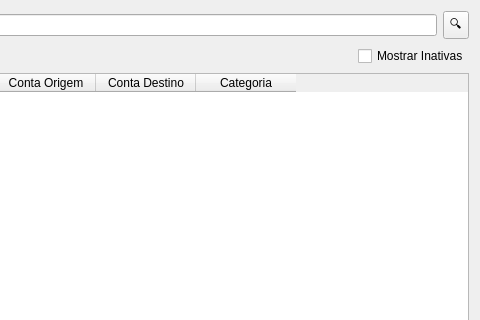
Qt form widgets/movimentacoes/MovimentacoesWidget.ui (danielghirghi/fortuna) before a commit; both pictures show x 516 to 996 and y 0 to 320 of the 996 by 621 pixel window.
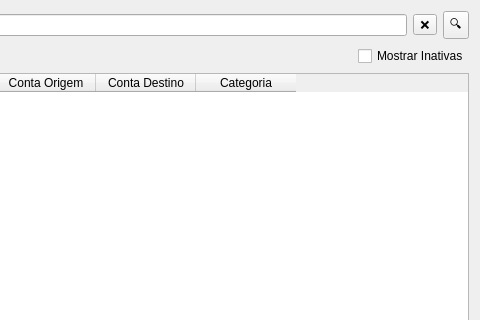
The same form after that commit.

Diff of the .ui file:
```diff
--- a/widgets/movimentacoes/MovimentacoesWidget.ui
+++ b/widgets/movimentacoes/MovimentacoesWidget.ui
@@ -37,6 +37,13 @@
        <item>
         <widget class="QLineEdit" name="edtPesquisar"/>
        </item>
+       <item>
+        <widget class="QToolButton" name="btnLimpar">
+         <property name="text">
+          <string>❌</string>
+         </property>
+        </widget>
+       </item>
        <item>
         <widget class="QToolButton" name="btnPesquisar">
          <property name="text">
```
Left out of the diff: 9 changed lines with no effect on the pictures.
